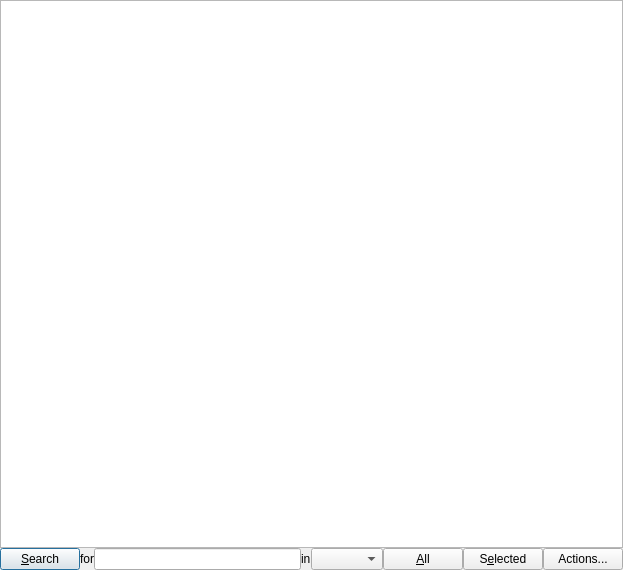
sourcepole/qgis, file qgis/src/ui/BeataGui.ui: the form before one commit.
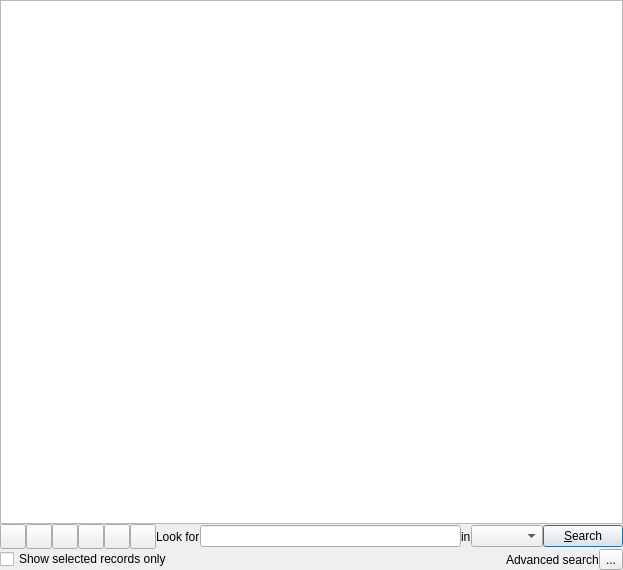
The form after the commit. Icons and pictures are not drawn. Custom widgets are drawn as their Qt base class.

Commit message: Updates to table widget layout

```diff
--- a/qgis/src/ui/BeataGui.ui
+++ b/qgis/src/ui/BeataGui.ui
@@ -26,7 +26,7 @@
     <number>0</number>
    </property>
    <property name="horizontalSpacing" >
-    <number>0</number>
+    <number>2</number>
    </property>
    <property name="verticalSpacing" >
     <number>0</number>
@@ -41,16 +41,150 @@
    <item row="1" column="0" >
     <layout class="QHBoxLayout" >
      <item>
-      <widget class="QPushButton" name="searchButton" >
+      <widget class="QToolButton" name="mRemoveSelectionButton" >
+       <property name="toolTip" >
+        <string>Remove selection</string>
+       </property>
        <property name="text" >
-        <string>&amp;Search</string>
+        <string/>
+       </property>
+       <property name="icon" >
+        <iconset>../../images/themes/default/mActionUnselectAttributes.png</iconset>
+       </property>
+       <property name="iconSize" >
+        <size>
+         <width>18</width>
+         <height>18</height>
+        </size>
+       </property>
+       <property name="shortcut" >
+        <string/>
+       </property>
+      </widget>
+     </item>
+     <item>
+      <widget class="QToolButton" name="mSelectedToTopButton" >
+       <property name="toolTip" >
+        <string>Move selected to top</string>
+       </property>
+       <property name="text" >
+        <string/>
+       </property>
+       <property name="icon" >
+        <iconset>../../images/themes/default/mActionSelectedToTop.png</iconset>
+       </property>
+       <property name="iconSize" >
+        <size>
+         <width>18</width>
+         <height>18</height>
+        </size>
+       </property>
+       <property name="shortcut" >
+        <string>Ctrl+T</string>
+       </property>
+      </widget>
+     </item>
+     <item>
+      <widget class="QToolButton" name="mInvertSelectionButton" >
+       <property name="toolTip" >
+        <string>Invert selection</string>
+       </property>
+       <property name="text" >
+        <string/>
+       </property>
+       <property name="icon" >
+        <iconset>../../images/themes/default/mActionInvertSelection.png</iconset>
+       </property>
+       <property name="iconSize" >
+        <size>
+         <width>18</width>
+         <height>18</height>
+        </size>
+       </property>
+       <property name="shortcut" >
+        <string>Ctrl+S</string>
+       </property>
+      </widget>
+     </item>
+     <item>
+      <widget class="QToolButton" name="mCopySelectedRowsButton" >
+       <property name="toolTip" >
+        <string>Copy selected rows to clipboard (Ctrl+C)</string>
+       </property>
+       <property name="whatsThis" >
+        <string>Copies the selected rows to the clipboard</string>
+       </property>
+       <property name="text" >
+        <string/>
+       </property>
+       <property name="icon" >
+        <iconset>../../images/themes/default/mActionEditCopy.png</iconset>
+       </property>
+       <property name="iconSize" >
+        <size>
+         <width>18</width>
+         <height>18</height>
+        </size>
+       </property>
+       <property name="shortcut" >
+        <string>Ctrl+C</string>
+       </property>
+      </widget>
+     </item>
+     <item>
+      <widget class="QToolButton" name="mZoomMapToSelectedRowsButton" >
+       <property name="toolTip" >
+        <string>Zoom map to the selected rows (Ctrl-J)</string>
+       </property>
+       <property name="whatsThis" >
+        <string>Zoom map to the selected rows</string>
+       </property>
+       <property name="text" >
+        <string/>
+       </property>
+       <property name="icon" >
+        <iconset>../../images/themes/default/mActionZoomToSelected.png</iconset>
+       </property>
+       <property name="iconSize" >
+        <size>
+         <width>18</width>
+         <height>18</height>
+        </size>
+       </property>
+       <property name="shortcut" >
+        <string>Ctrl+J</string>
+       </property>
+      </widget>
+     </item>
+     <item>
+      <widget class="QToolButton" name="mToggleEditingButton" >
+       <property name="toolTip" >
+        <string>Toggle editing mode</string>
+       </property>
+       <property name="whatsThis" >
+        <string>Click to toggle table editing</string>
+       </property>
+       <property name="text" >
+        <string/>
+       </property>
+       <property name="icon" >
+        <iconset>../../images/themes/default/mActionToggleEditing.png</iconset>
+       </property>
+       <property name="iconSize" >
+        <size>
+         <width>18</width>
+         <height>18</height>
+        </size>
+       </property>
+       <property name="checkable" >
+        <bool>true</bool>
        </property>
       </widget>
      </item>
      <item>
       <widget class="QLabel" name="searchFor" >
        <property name="text" >
-        <string>for</string>
+        <string>Look for</string>
        </property>
       </widget>
      </item>
@@ -68,35 +202,53 @@
       <widget class="QComboBox" name="columnBox" />
      </item>
      <item>
-      <widget class="QPushButton" name="btnShowAll" >
-       <property name="focusPolicy" >
-        <enum>Qt::NoFocus</enum>
+      <widget class="QPushButton" name="searchButton" >
+       <property name="text" >
+        <string>&amp;Search</string>
        </property>
+      </widget>
+     </item>
+    </layout>
+   </item>
+   <item row="2" column="0" >
+    <layout class="QHBoxLayout" >
+     <item>
+      <widget class="QCheckBox" name="cbxShowSelectedOnly" >
        <property name="text" >
-        <string>&amp;All</string>
+        <string>Show selected records only</string>
        </property>
-       <property name="checkable" >
-        <bool>true</bool>
-       </property>
       </widget>
      </item>
      <item>
-      <widget class="QPushButton" name="btnShowSelected" >
-       <property name="focusPolicy" >
-        <enum>Qt::NoFocus</enum>
+      <spacer>
+       <property name="orientation" >
+        <enum>Qt::Horizontal</enum>
        </property>
+       <property name="sizeHint" >
+        <size>
+         <width>40</width>
+         <height>20</height>
+        </size>
+       </property>
+      </spacer>
+     </item>
+     <item>
+      <widget class="QLabel" name="label" >
        <property name="text" >
-        <string>S&amp;elected</string>
+        <string>Advanced search</string>
        </property>
-       <property name="checkable" >
-        <bool>true</bool>
-       </property>
       </widget>
      </item>
      <item>
-      <widget class="QPushButton" name="actionsButton" >
+      <widget class="QToolButton" name="mAdvancedSearchButton" >
        <property name="text" >
-        <string>Actions...</string>
+        <string>...</string>
+       </property>
+       <property name="iconSize" >
+        <size>
+         <width>12</width>
+         <height>12</height>
+        </size>
        </property>
       </widget>
      </item>
```
Left out of the diff: 3 changed lines with no effect on the pictures. The commit also changes 2 other files.
